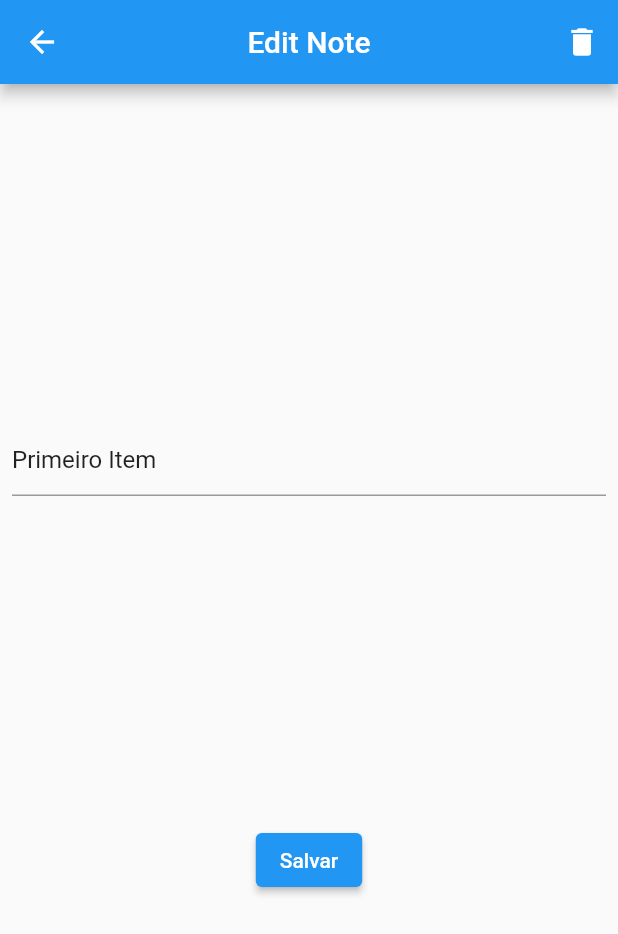
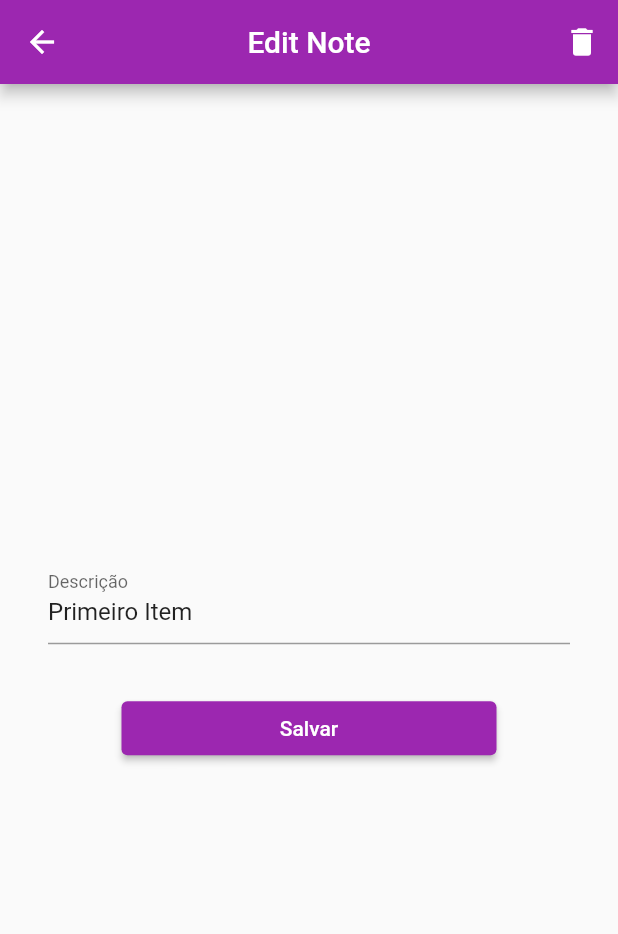
Before and after one commit to brenoos/notes-app, a Flutter app: the screen it shows after launch, after a tap on "Primeiro Item", on a phone screen of 412 x 824 dp. Shown: the top 934 px of the screen. Run offline on Flutter 3.47's test engine with Material 2 defaults, Android fonts, the phone set to English and light mode, and no system bars.

Commit message:
finishing app

```diff
--- a/lib/app_widget.dart
+++ b/lib/app_widget.dart
@@ -7,6 +7,9 @@ class AppWidget extends StatelessWidget {
   Widget build(BuildContext context) {
     return MaterialApp(
       debugShowCheckedModeBanner: false,
+      theme: ThemeData(
+        primarySwatch: Colors.purple,
+      ),
       title: "Notes",
       initialRoute: "/home",
       routes: {
--- a/lib/create_note_page.dart
+++ b/lib/create_note_page.dart
@@ -41,9 +41,9 @@ class _CreateNotePageState extends State<CreateNotePage> {
         ],
       ),
       body: Padding(
-        padding: EdgeInsets.all(8.0),
+        padding: EdgeInsets.all(32.0),
         child: Column(
-          mainAxisAlignment: MainAxisAlignment.spaceEvenly,
+          mainAxisAlignment: MainAxisAlignment.center,
           children: [
             TextField(
               controller: textController,
@@ -53,13 +53,25 @@ class _CreateNotePageState extends State<CreateNotePage> {
                   description = value;
                 });
               },
+              decoration: InputDecoration(labelText: "Descrição"),
+            ),
+            SizedBox(
+              height: 32,
             ),
             if (description.isNotEmpty)
-              ElevatedButton(
-                onPressed: () {
-                  Navigator.pop(context, description);
-                },
-                child: Text("Salvar"),
+              Row(
+                mainAxisAlignment: MainAxisAlignment.center,
+                children: [
+                  SizedBox(
+                    width: 250,
+                    child: ElevatedButton(
+                      onPressed: () {
+                        Navigator.pop(context, description);
+                      },
+                      child: Text("Salvar"),
+                    ),
+                  ),
+                ],
               )
           ],
         ),
```
